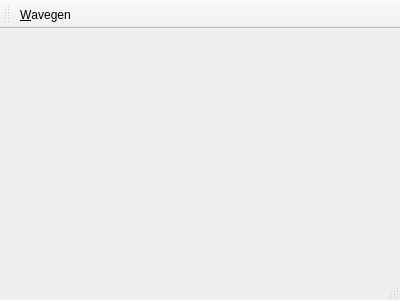
Above: src/gui/mainwindow.ui from CompEphys-team/rtdo before the change. Below: the same form after it.
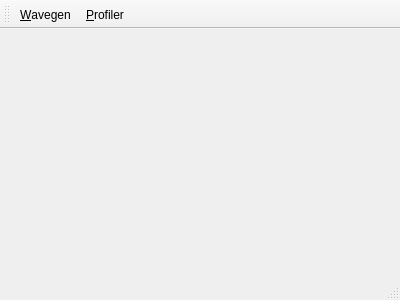
That is the form after the change.

```diff
--- a/src/gui/mainwindow.ui
+++ b/src/gui/mainwindow.ui
@@ -32,6 +32,7 @@
     <bool>false</bool>
    </attribute>
    <addaction name="actionWavegen"/>
+   <addaction name="actionProfiler"/>
   </widget>
   <widget class="QStatusBar" name="statusBar"/>
   <action name="actionWavegen">
@@ -45,6 +46,17 @@
     <string>W</string>
    </property>
   </action>
+  <action name="actionProfiler">
+   <property name="text">
+    <string>Profiler</string>
+   </property>
+   <property name="iconText">
+    <string>&amp;Profiler</string>
+   </property>
+   <property name="shortcut">
+    <string>P</string>
+   </property>
+  </action>
  </widget>
  <layoutdefault spacing="6" margin="11"/>
  <resources/>
```
